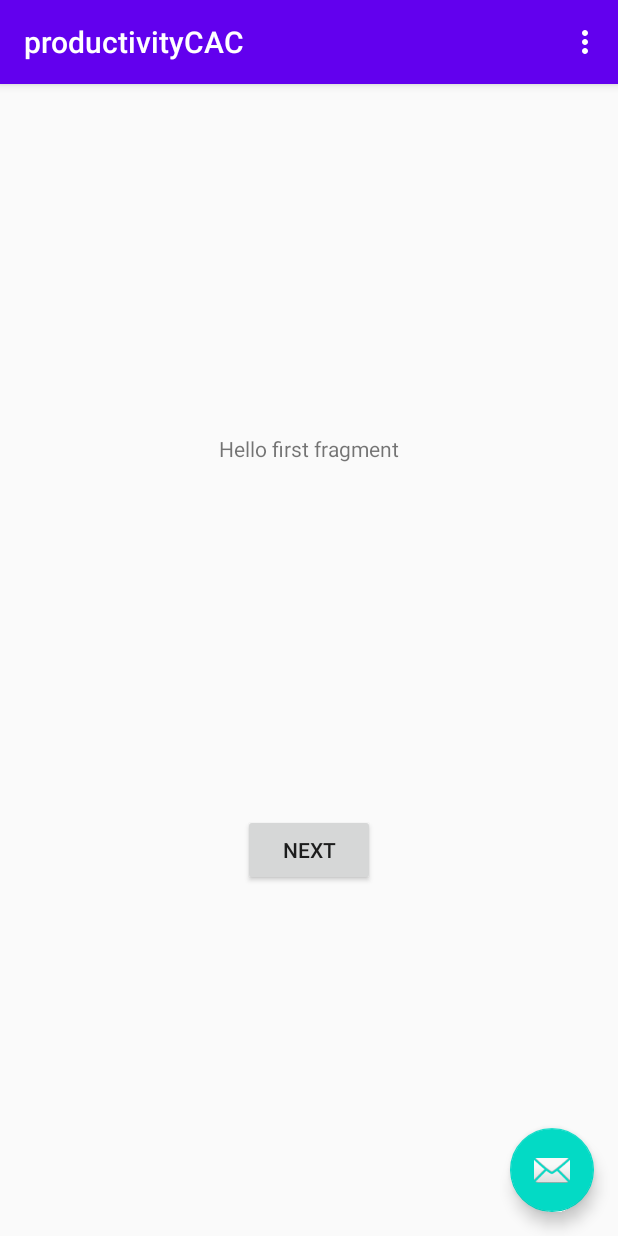
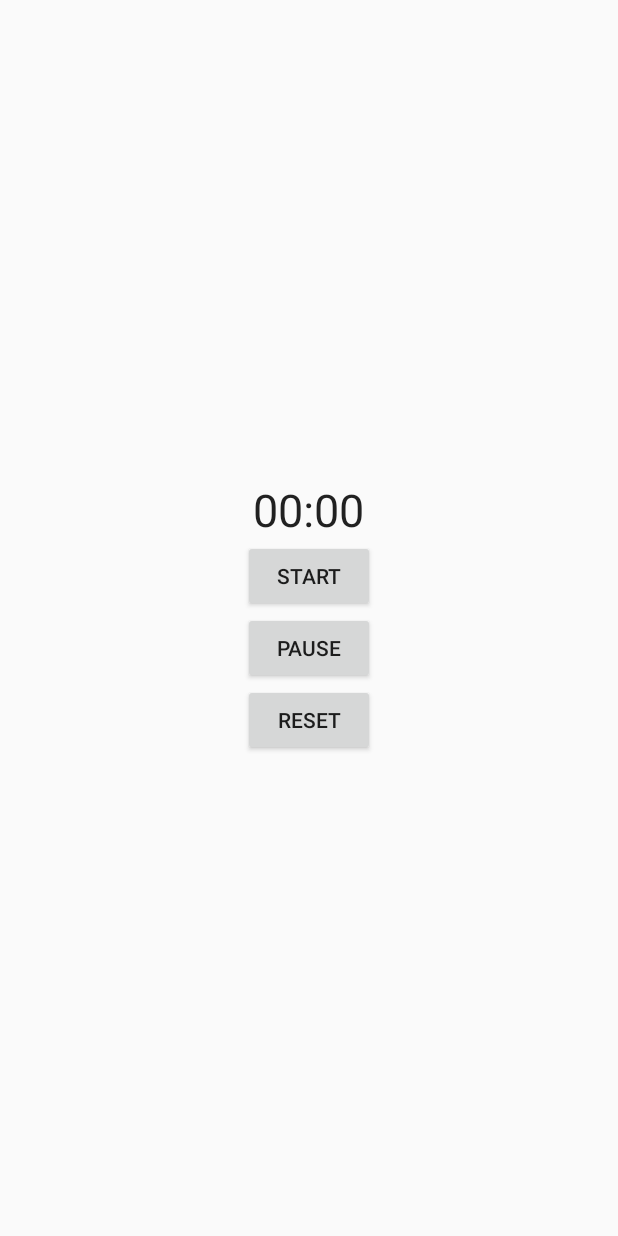
Before and after one commit to anastasia21112/productivityCAC, an Android app: the screen it shows after launch (MainActivity), on a phone screen of 412 x 824 dp. Run offline under Robolectric (Android 15) with nearby library versions, the phone set to English and light mode, and no system bars.

Commit message:
v1 stopwatch interface
TODO:styling

```diff
--- a/app/src/main/java/com/example/productivitycac/FirstFragment.java
+++ /dev/null
@@ -1,34 +0,0 @@
-package com.example.productivitycac;
-
-import android.os.Bundle;
-import android.view.LayoutInflater;
-import android.view.View;
-import android.view.ViewGroup;
-
-import androidx.annotation.NonNull;
-import androidx.fragment.app.Fragment;
-import androidx.navigation.fragment.NavHostFragment;
-
-public class FirstFragment extends Fragment {
-
-    @Override
-    public View onCreateView(
-            LayoutInflater inflater, ViewGroup container,
-            Bundle savedInstanceState
-    ) {
-        // Inflate the layout for this fragment
-        return inflater.inflate(R.layout.fragment_first, container, false);
-    }
-
-    public void onViewCreated(@NonNull View view, Bundle savedInstanceState) {
-        super.onViewCreated(view, savedInstanceState);
-
-        view.findViewById(R.id.button_first).setOnClickListener(new View.OnClickListener() {
-            @Override
-            public void onClick(View view) {
-                NavHostFragment.findNavController(FirstFragment.this)
-                        .navigate(R.id.action_FirstFragment_to_SecondFragment);
-            }
-        });
-    }
-}
--- a/app/src/main/java/com/example/productivitycac/MainActivity.java
+++ b/app/src/main/java/com/example/productivitycac/MainActivity.java
@@ -1,56 +1,53 @@
 package com.example.productivitycac;
 
+import androidx.appcompat.app.AppCompatActivity;
+
+import android.graphics.drawable.GradientDrawable;
 import android.os.Bundle;
-
-import com.google.android.material.floatingactionbutton.FloatingActionButton;
-import com.google.android.material.snackbar.Snackbar;
-
-import androidx.appcompat.app.AppCompatActivity;
-import androidx.appcompat.widget.Toolbar;
-
+import android.os.SystemClock;
+import android.widget.Chronometer;
 import android.view.View;
-
-import android.view.Menu;
-import android.view.MenuItem;
+import android.widget.LinearLayout;
+import android.widget.RelativeLayout;
 
 public class MainActivity extends AppCompatActivity {
-
+    private Chronometer chronometer;
+    private long pauseOffset;
+    private boolean running;
     @Override
-    protected void onCreate(Bundle savedInstanceState) {
+    protected void onCreate(Bundle savedInstanceState)
+    {
         super.onCreate(savedInstanceState);
         setContentView(R.layout.activity_main);
-        Toolbar toolbar = findViewById(R.id.toolbar);
-        setSupportActionBar(toolbar);
 
-        FloatingActionButton fab = findViewById(R.id.fab);
-        fab.setOnClickListener(new View.OnClickListener() {
-            @Override
-            public void onClick(View view) {
-                Snackbar.make(view, "Replace with your own action", Snackbar.LENGTH_LONG)
-                        .setAction("Action", null).show();
-            }
-        });
+        chronometer = findViewById(R.id.chronometer);
+
     }
 
-    @Override
-    public boolean onCreateOptionsMenu(Menu menu) {
-        // Inflate the menu; this adds items to the action bar if it is present.
-        getMenuInflater().inflate(R.menu.menu_main, menu);
-        return true;
+    public void startChronometer(View v)
+    {
+        if(!running)
+        {
+            chronometer.setBase(SystemClock.elapsedRealtime() - pauseOffset);
+            chronometer.start();
+            running = true;
+        }
     }
 
-    @Override
-    public boolean onOptionsItemSelected(MenuItem item) {
-        // Handle action bar item clicks here. The action bar will
-        // automatically handle clicks on the Home/Up button, so long
-        // as you specify a parent activity in AndroidManifest.xml.
-        int id = item.getItemId();
+    public void pauseChronometer(View v)
+    {
+        if(running)
+        {
+            chronometer.stop();
+            pauseOffset = SystemClock.elapsedRealtime() - chronometer.getBase();
+            running = false;
+        }
+    }
 
-        //noinspection SimplifiableIfStatement
-        if (id == R.id.action_settings) {
-            return true;
-        }
+    public void resetChronometer(View v)
+    {
+        chronometer.setBase(SystemClock.elapsedRealtime());
+        pauseOffset = 0;
+    }
 
-        return super.onOptionsItemSelected(item);
-    }
 }
--- a/app/src/main/res/layout/activity_main.xml
+++ b/app/src/main/res/layout/activity_main.xml
@@ -1,33 +1,36 @@
 <?xml version="1.0" encoding="utf-8"?>
-<androidx.coordinatorlayout.widget.CoordinatorLayout xmlns:android="http://schemas.android.com/apk/res/android"
+<LinearLayout xmlns:android="http://schemas.android.com/apk/res/android"
     xmlns:app="http://schemas.android.com/apk/res-auto"
     xmlns:tools="http://schemas.android.com/tools"
     android:layout_width="match_parent"
     android:layout_height="match_parent"
+    android:orientation="vertical"
+    android:gravity="center"
+    android:id="@+id/layout"
     tools:context=".MainActivity">
 
-    <com.google.android.material.appbar.AppBarLayout
-        android:layout_width="match_parent"
-        android:layout_height="wrap_content"
-        android:theme="@style/AppTheme.AppBarOverlay">
-
-        <androidx.appcompat.widget.Toolbar
-            android:id="@+id/toolbar"
-            android:layout_width="match_parent"
-            android:layout_height="?attr/actionBarSize"
-            android:background="?attr/colorPrimary"
-            app:popupTheme="@style/AppTheme.PopupOverlay" />
-
-    </com.google.android.material.appbar.AppBarLayout>
-
-    <com.google.android.material.floatingactionbutton.FloatingActionButton
-        android:id="@+id/fab"
+    <Chronometer
+        android:id="@+id/chronometer"
         android:layout_width="wrap_content"
         android:layout_height="wrap_content"
-        android:layout_gravity="bottom|end"
-        android:layout_margin="@dimen/fab_margin"
-        app:srcCompat="@android:drawable/ic_dialog_email" />
+        android:textSize="30sp" />
 
-    <include layout="@layout/content_main" />
+    <Button
+        android:layout_width="wrap_content"
+        android:layout_height="wrap_content"
+        android:text="Start"
+        android:onClick="startChronometer" />
+    <Button
+        android:layout_width="wrap_content"
+        android:layout_height="wrap_content"
+        android:text="Pause"
+        android:onClick="pauseChronometer" />
+    <Button
+        android:layout_width="wrap_content"
+        android:layout_height="wrap_content"
+        android:text="Reset"
+        android:onClick="resetChronometer" />
 
-</androidx.coordinatorlayout.widget.CoordinatorLayout>
+
+
+</LinearLayout>
--- a/app/src/main/res/layout/fragment_first.xml
+++ /dev/null
@@ -1,28 +0,0 @@
-<?xml version="1.0" encoding="utf-8"?>
-<androidx.constraintlayout.widget.ConstraintLayout xmlns:android="http://schemas.android.com/apk/res/android"
-    xmlns:app="http://schemas.android.com/apk/res-auto"
-    xmlns:tools="http://schemas.android.com/tools"
-    android:layout_width="match_parent"
-    android:layout_height="match_parent"
-    tools:context=".FirstFragment">
-
-    <Button
-        android:id="@+id/button_first"
-        android:layout_width="wrap_content"
-        android:layout_height="wrap_content"
-        android:text="@string/next"
-        app:layout_constraintBottom_toBottomOf="parent"
-        app:layout_constraintEnd_toEndOf="parent"
-        app:layout_constraintStart_toStartOf="parent"
-        app:layout_constraintTop_toBottomOf="@id/textview_first" />
-
-    <TextView
-        android:id="@+id/textview_first"
-        android:layout_width="wrap_content"
-        android:layout_height="wrap_content"
-        android:text="@string/hello_first_fragment"
-        app:layout_constraintBottom_toTopOf="@id/button_first"
-        app:layout_constraintEnd_toEndOf="parent"
-        app:layout_constraintStart_toStartOf="parent"
-        app:layout_constraintTop_toTopOf="parent" />
-</androidx.constraintlayout.widget.ConstraintLayout>
```
Also changed, not shown: app/src/main/java/com/example/productivitycac/SecondFragment.java (deleted, +0 -34 lines), app/src/main/res/layout/fragment_second.xml (deleted, +0 -27 lines).
